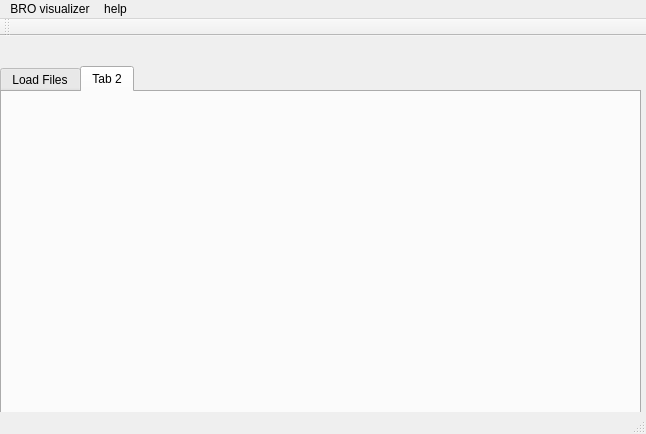
Before: the Qt Designer form mainwindow.ui in ahmadjd94/Bro-ID-Log-Analyzer, drawn with Qt 5.
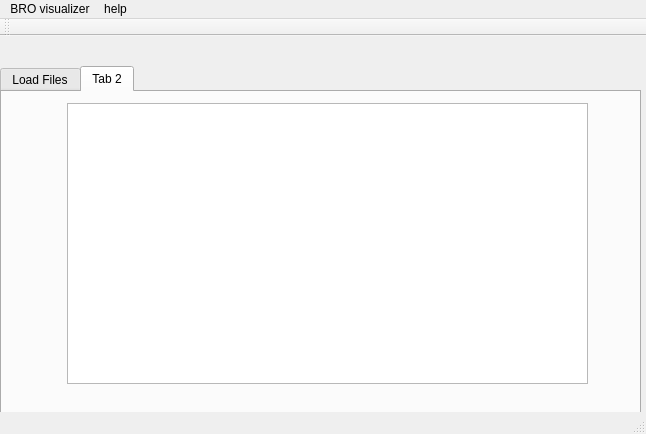
After: the same form once the commit is applied. The open tabs and pages were chosen to show the change.

Patch:
```diff
--- a/mainwindow.ui
+++ b/mainwindow.ui
@@ -152,6 +152,16 @@
      <attribute name="title">
       <string>Tab 2</string>
      </attribute>
+     <widget class="QGraphicsView" name="graphicsView">
+      <property name="geometry">
+       <rect>
+        <x>65</x>
+        <y>11</y>
+        <width>521</width>
+        <height>281</height>
+       </rect>
+      </property>
+     </widget>
     </widget>
    </widget>
   </widget>
```
Left out of the diff: 2 changed lines with no effect on the pictures.
